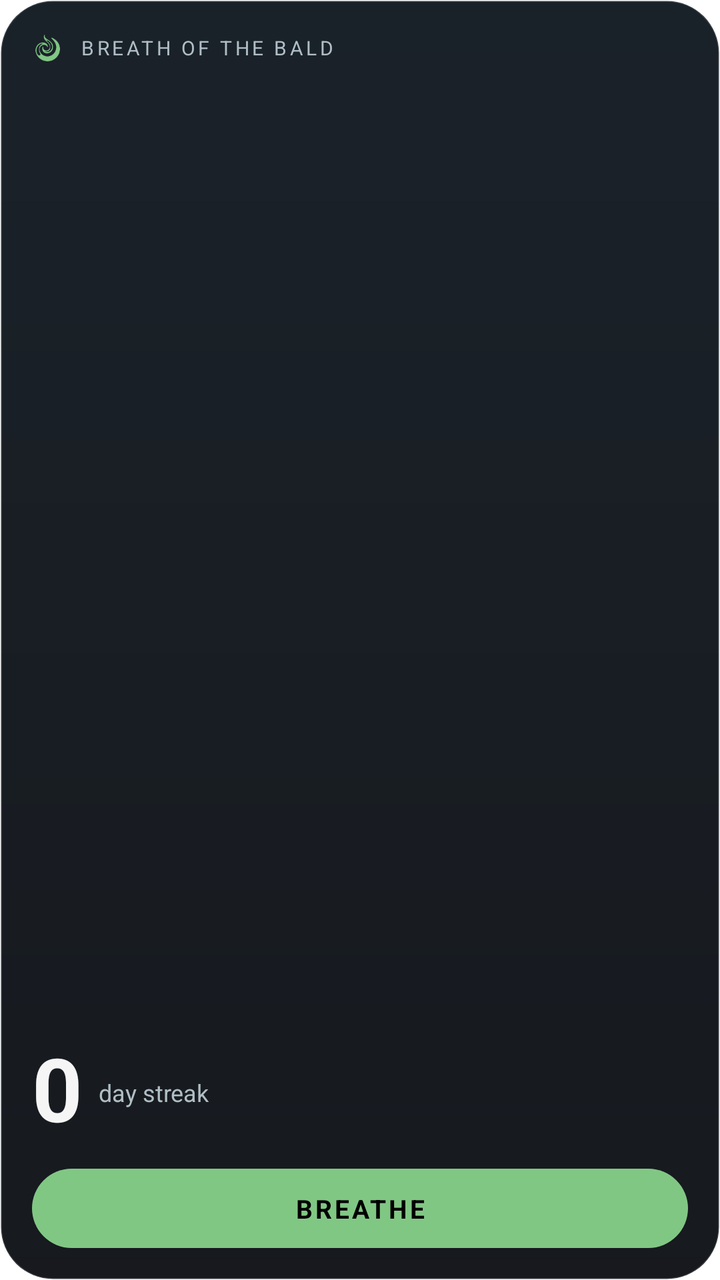
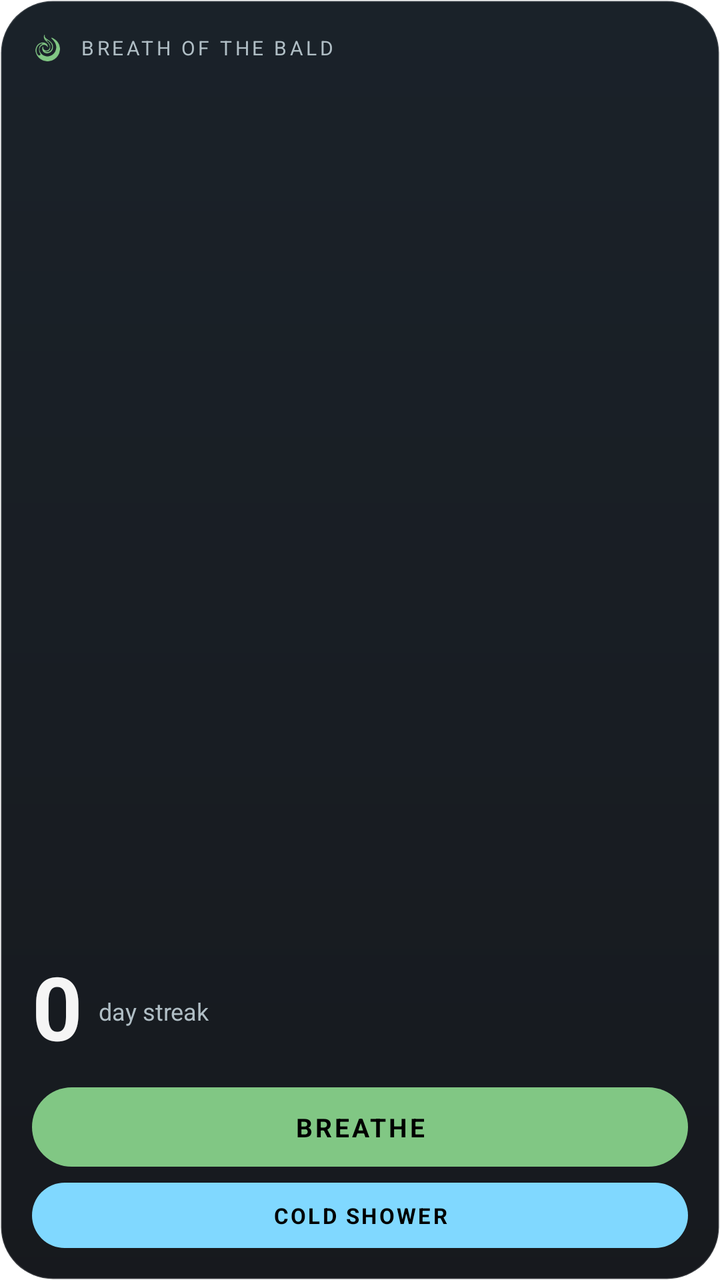

Before-and-after screenshots of an Android layout around one commit, followed by the original layout XML and the change that was made.
<!-- AndroidManifest.xml: fallback theme Theme.MaterialComponents.DayNight.NoActionBar -->
<!-- res/layout/breath_widget.xml -->
<?xml version="1.0" encoding="utf-8"?>
<LinearLayout xmlns:android="http://schemas.android.com/apk/res/android"
    android:id="@+id/widget_root"
    android:layout_width="match_parent"
    android:layout_height="match_parent"
    android:orientation="vertical"
    android:background="@drawable/widget_background"
    android:padding="16dp">

    <LinearLayout
        android:layout_width="match_parent"
        android:layout_height="wrap_content"
        android:orientation="horizontal"
        android:gravity="center_vertical">

        <ImageView
            android:layout_width="16dp"
            android:layout_height="16dp"
            android:src="@drawable/ic_stat_notification"
            android:tint="#81C784" />

        <TextView
            android:layout_width="wrap_content"
            android:layout_height="wrap_content"
            android:layout_marginStart="8dp"
            android:text="BREATH OF THE BALD"
            android:textColor="#B0BEC5"
            android:textSize="10sp"
            android:letterSpacing="0.15" />
    </LinearLayout>

    <LinearLayout
        android:layout_width="match_parent"
        android:layout_height="0dp"
        android:layout_weight="1"
        android:orientation="horizontal"
        android:gravity="bottom|start"
        android:layout_marginTop="8dp">

        <TextView
            android:id="@+id/widget_streak"
            android:layout_width="wrap_content"
            android:layout_height="wrap_content"
            android:text="0"
            android:textColor="#F5F5F5"
            android:textSize="44sp"
            android:textStyle="bold"
            android:includeFontPadding="false" />

        <TextView
            android:id="@+id/widget_streak_label"
            android:layout_width="wrap_content"
            android:layout_height="wrap_content"
            android:layout_marginStart="8dp"
            android:layout_marginBottom="10dp"
            android:text="day streak"
            android:textColor="#B0BEC5"
            android:textSize="12sp" />
    </LinearLayout>

    <TextView
        android:id="@+id/widget_start_button"
        android:layout_width="match_parent"
        android:layout_height="wrap_content"
        android:layout_marginTop="10dp"
        android:background="@drawable/widget_button_bg"
        android:paddingTop="11dp"
        android:paddingBottom="11dp"
        android:gravity="center"
        android:text="BREATHE"
        android:textColor="#000000"
        android:textStyle="bold"
        android:textSize="13sp"
        android:letterSpacing="0.1" />
</LinearLayout>
<!-- resources referenced by this layout -->
<resources>
  <!-- drawable ic_stat_notification: png bitmap (drawable-hdpi, 979 bytes) -->
  <!-- drawable widget_background (drawable) -->
  <?xml version="1.0" encoding="utf-8"?>
  <shape xmlns:android="http://schemas.android.com/apk/res/android"
      android:shape="rectangle">
      <gradient
          android:startColor="#F00C141C"
          android:endColor="#F0080B10"
          android:angle="270" />
      <corners android:radius="26dp" />
      <stroke android:width="1dp" android:color="#26FFFFFF" />
  </shape>
  <!-- drawable widget_button_bg (drawable) -->
  <?xml version="1.0" encoding="utf-8"?>
  <shape xmlns:android="http://schemas.android.com/apk/res/android"
      android:shape="rectangle">
      <solid android:color="#81C784" />
      <corners android:radius="22dp" />
  </shape>
</resources>

<!-- the commit's change to res/layout/breath_widget.xml (unified diff, before → after) -->
@@ -72,4 +72,19 @@
         android:textStyle="bold"
         android:textSize="13sp"
         android:letterSpacing="0.1" />
+
+    <TextView
+        android:id="@+id/widget_coldshower_button"
+        android:layout_width="match_parent"
+        android:layout_height="wrap_content"
+        android:layout_marginTop="8dp"
+        android:background="@drawable/widget_coldshower_button_bg"
+        android:paddingTop="9dp"
+        android:paddingBottom="9dp"
+        android:gravity="center"
+        android:text="COLD SHOWER"
+        android:textColor="#000000"
+        android:textStyle="bold"
+        android:textSize="11sp"
+        android:letterSpacing="0.1" />
 </LinearLayout>
<!-- resource entries referenced after the edit -->
@@ -19,5 +19,12 @@
       <solid android:color="#81C784" />
       <corners android:radius="22dp" />
   </shape>
+  <!-- drawable widget_coldshower_button_bg (drawable) -->
+  <?xml version="1.0" encoding="utf-8"?>
+  <shape xmlns:android="http://schemas.android.com/apk/res/android"
+      android:shape="rectangle">
+      <solid android:color="#80D8FF" />
+      <corners android:radius="22dp" />
+  </shape>
 </resources>
 
